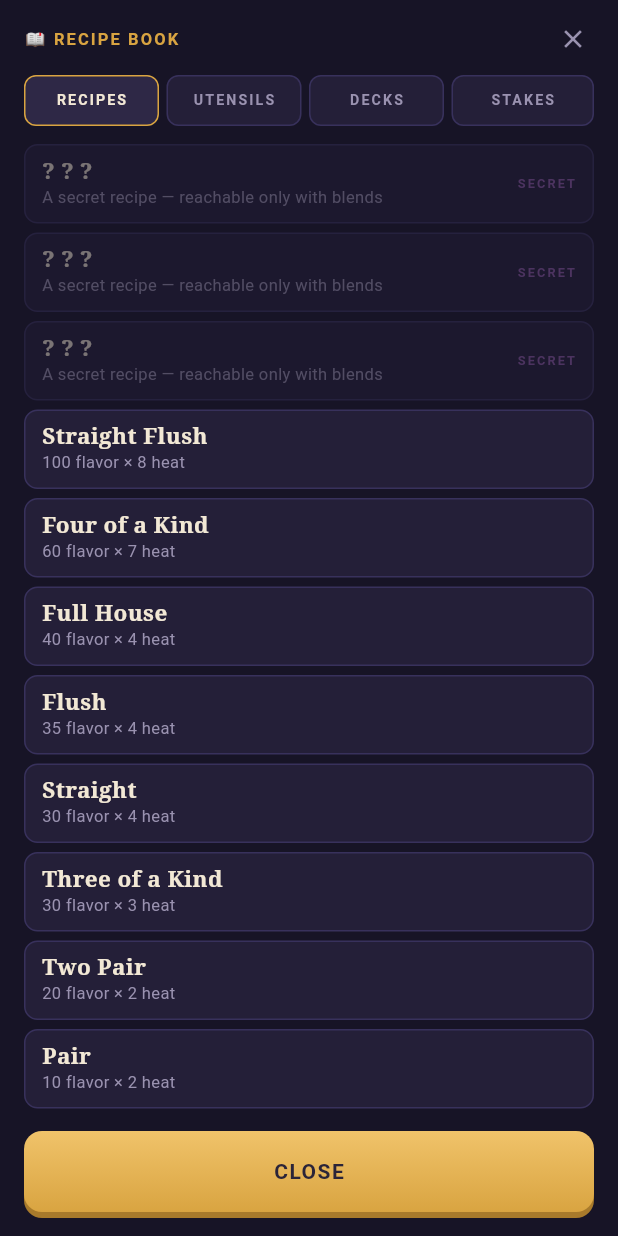
After one commit to 2yk/tadka, a Flutter app: the screen it shows after launch, after a tap on an icon or button, on a phone screen of 412 x 824 dp. The commit adds this screen. Run offline on Flutter 3.47's test engine with Material 3 defaults, Android fonts, the phone set to English and light mode, and no system bars; our stand-ins replace shared_preferences.

Commit message:
feat(mobile): add the Recipe Book — the collection made visible
Unlocks are the "one more run" engine and they were invisible: ~12 of 20 utensils start
locked, five decks and forty stake goals exist, and none of it was surfaced anywhere in the
app. A player had no way to know there was anything to chase.

Four sections — recipes (strongest first, so the ladder reads as something to climb),
utensils with rarity rings, decks, and the 5x8 stake grid. Locked entries render as dimmed
silhouettes rather than being omitted, because a visible gap is a goal and an absent one is
nothing.

Secret recipes stay masked as ??? until played once. They're only reachable through blend
manipulation, so naming them up front would hand over the discovery. That rule is asserted
in tests rather than trusted — it's a one-character mistake to invert.

Reachable from the start screen; returns to whichever screen opened it.

7 widget tests, including that a fresh profile never names an achievement-gated utensil even
after scrolling the whole list, and that unlocking one then surfaces it. The tests scroll the
lazy lists the way a player would, which is also why the first draft of them failed.

```diff
--- a/apps/mobile/lib/game_controller.dart
+++ b/apps/mobile/lib/game_controller.dart
@@ -12,7 +12,7 @@ import 'package:game_core/game_core.dart' as gc;
 import 'package:shared_preferences/shared_preferences.dart';
 
 /// Which screen the run is currently sitting on.
-enum Phase { start, service, bazaar, summary, victory }
+enum Phase { start, service, bazaar, summary, victory, recipeBook }
 
 /// Persists the meta-save through `shared_preferences`, keeping `game_core` Flutter-free.
 ///
@@ -243,6 +243,20 @@ class GameController extends ChangeNotifier {
     notifyListeners();
   }
 
+  /// Where to return to when the Recipe Book closes — it's reachable from more than one screen.
+  Phase _bookReturn = Phase.start;
+
+  void openRecipeBook() {
+    _bookReturn = phase;
+    phase = Phase.recipeBook;
+    notifyListeners();
+  }
+
+  void closeRecipeBook() {
+    phase = _bookReturn;
+    notifyListeners();
+  }
+
   void backToStart() {
     run = null;
     offers = null;
--- a/apps/mobile/lib/main.dart
+++ b/apps/mobile/lib/main.dart
@@ -10,6 +10,7 @@ import 'package:shared_preferences/shared_preferences.dart';
 
 import 'game_controller.dart';
 import 'screens/bazaar_screen.dart';
+import 'screens/recipe_book_screen.dart';
 import 'screens/service_screen.dart';
 import 'screens/start_screen.dart';
 import 'screens/summary_screen.dart';
@@ -79,6 +80,7 @@ class _GameRootState extends State<GameRoot> {
       Phase.start => StartScreen(controller: c),
       Phase.service => ServiceScreen(controller: c, particles: _particles, shake: _shake),
       Phase.bazaar => BazaarScreen(controller: c),
+      Phase.recipeBook => RecipeBookScreen(onClose: c.closeRecipeBook),
       Phase.summary || Phase.victory => SummaryScreen(controller: c),
     };
 
--- /dev/null
+++ b/apps/mobile/lib/screens/recipe_book_screen.dart
@@ -0,0 +1,295 @@
+/// The Recipe Book — the collection, made visible.
+///
+/// Unlocks are the "one more run" engine, and they're worthless if the player can't see
+/// what exists to chase. Locked items show as silhouettes rather than being hidden, because
+/// a visible gap is a goal and an absent one is nothing.
+///
+/// Secret recipes stay masked as ??? until played once — they're only reachable through blend
+/// manipulation, and spoiling them removes the discovery.
+library;
+
+import 'package:flutter/material.dart';
+import 'package:game_core/game_core.dart' as gc;
+
+import '../theme.dart';
+import '../widgets/buttons.dart';
+
+class RecipeBookScreen extends StatefulWidget {
+  const RecipeBookScreen({required this.onClose, super.key});
+
+  final VoidCallback onClose;
+
+  @override
+  State<RecipeBookScreen> createState() => _RecipeBookScreenState();
+}
+
+class _RecipeBookScreenState extends State<RecipeBookScreen> {
+  int _tab = 0;
+  static const _tabs = ['RECIPES', 'UTENSILS', 'DECKS', 'STAKES'];
+
+  @override
+  Widget build(BuildContext context) {
+    return SafeArea(
+      child: Padding(
+        padding: const EdgeInsets.fromLTRB(16, 12, 16, 12),
+        child: Column(
+          crossAxisAlignment: CrossAxisAlignment.stretch,
+          children: [
+            Row(
+              children: [
+                Text('📖 RECIPE BOOK', style: T.label.copyWith(color: T.brass)),
+                const Spacer(),
+                GestureDetector(
+                  onTap: widget.onClose,
+                  behavior: HitTestBehavior.opaque,
+                  child: const Padding(
+                    padding: EdgeInsets.all(4),
+                    child: Icon(Icons.close, size: 20, color: T.dim),
+                  ),
+                ),
+              ],
+            ),
+            const SizedBox(height: 10),
+            Row(
+              children: [
+                for (var i = 0; i < _tabs.length; i++)
+                  Expanded(
+                    child: Padding(
+                      padding: EdgeInsets.only(right: i == _tabs.length - 1 ? 0 : 5),
+                      child: GestureDetector(
+                        onTap: () => setState(() => _tab = i),
+                        behavior: HitTestBehavior.opaque,
+                        child: AnimatedContainer(
+                          duration: const Duration(milliseconds: 140),
+                          padding: const EdgeInsets.symmetric(vertical: 9),
+                          alignment: Alignment.center,
+                          decoration: BoxDecoration(
+                            color: _tab == i ? T.panel2 : T.panel,
+                            borderRadius: BorderRadius.circular(8),
+                            border: Border.all(color: _tab == i ? T.brass : T.line),
+                          ),
+                          child: Text(
+                            _tabs[i],
+                            style: T.label.copyWith(
+                              fontSize: 9.5,
+                              color: _tab == i ? T.ink : T.dim,
+                            ),
+                          ),
+                        ),
+                      ),
+                    ),
+                  ),
+              ],
+            ),
+            const SizedBox(height: 12),
+            Expanded(
+              child: switch (_tab) {
+                0 => const _Recipes(),
+                1 => const _Utensils(),
+                2 => const _Decks(),
+                _ => const _Stakes(),
+              },
+            ),
+            const SizedBox(height: 10),
+            PressableButton(
+              onTap: widget.onClose,
+              child: const Text('CLOSE',
+                  style: TextStyle(fontSize: 14, fontWeight: FontWeight.w700, letterSpacing: 1)),
+            ),
+          ],
+        ),
+      ),
+    );
+  }
+}
+
+class _Recipes extends StatelessWidget {
+  const _Recipes();
+
+  @override
+  Widget build(BuildContext context) {
+    final discovered = gc.profile.recipesDiscovered.toSet();
+    // strongest first — the ladder reads as something to climb
+    final order = gc.kPatternOrder.reversed.toList();
+    return ListView.builder(
+      padding: EdgeInsets.zero,
+      itemCount: order.length,
+      itemBuilder: (context, i) {
+        final p = order[i];
+        final secret = gc.kSecretPatterns.contains(p);
+        final known = discovered.contains(p) || !secret;
+        final base = gc.kRecipe[p]!;
+        return _Row(
+          title: known ? (gc.kGenericNames[p] ?? p) : '? ? ?',
+          subtitle: known
+              ? '${base.$1} flavor × ${base.$2} heat'
+              : 'A secret recipe — reachable only with blends',
+          locked: !known,
+          trailing: secret
+              ? Text('SECRET', style: T.label.copyWith(fontSize: 8.5, color: T.umami))
+              : null,
+        );
+      },
+    );
+  }
+}
+
+class _Utensils extends StatelessWidget {
+  const _Utensils();
+
+  @override
+  Widget build(BuildContext context) => ListView.builder(
+    padding: EdgeInsets.zero,
+    itemCount: gc.kUtensils.length,
+    itemBuilder: (context, i) {
+      final u = gc.kUtensils[i];
+      final unlocked = gc.isUnlocked('utensil', u.id);
+      return _Row(
+        title: unlocked ? u.name : '???',
+        subtitle: unlocked ? u.text : 'Locked — earn it by playing',
+        locked: !unlocked,
+        accent: T.rarityColor(u.rarity),
+        trailing: Text(
+          u.rarity.toUpperCase(),
+          style: T.label.copyWith(fontSize: 8.5, color: T.rarityColor(u.rarity)),
+        ),
+      );
+    },
+  );
+}
+
+class _Decks extends StatelessWidget {
+  const _Decks();
+
+  @override
+  Widget build(BuildContext context) {
+    final decks = gc.kDecks.where((d) => !d.reserved).toList();
+    return ListView.builder(
+      padding: EdgeInsets.zero,
+      itemCount: decks.length,
+      itemBuilder: (context, i) {
+        final d = decks[i];
+        final unlocked = gc.isUnlocked('deck', d.id);
+        return _Row(
+          title: unlocked ? d.name : '???',
+          subtitle: unlocked ? d.identity : 'Locked',
+          locked: !unlocked,
+        );
+      },
+    );
+  }
+}
+
+/// The Heat Ladder: 5 decks x 8 stakes = 40 goals, shown as a grid so the endgame is legible.
+class _Stakes extends StatelessWidget {
+  const _Stakes();
+
+  @override
+  Widget build(BuildContext context) {
+    final decks = gc.kDecks.where((d) => !d.reserved).toList();
+    return ListView(
+      padding: EdgeInsets.zero,
+      children: [
+        Text(
+          'Win a deck at stake N to unlock N+1 for that deck.',
+          style: T.bodyDim.copyWith(fontSize: 11.5),
+        ),
+        const SizedBox(height: 10),
+        for (final d in decks)
+          Padding(
+            padding: const EdgeInsets.only(bottom: 10),
+            child: Column(
+              crossAxisAlignment: CrossAxisAlignment.start,
+              children: [
+                Text(
+                  gc.isUnlocked('deck', d.id) ? d.name : '???',
+                  style: T.body.copyWith(
+                    fontSize: 13,
+                    fontWeight: FontWeight.w600,
+                    color: gc.isUnlocked('deck', d.id) ? T.ink : T.dim,
+                  ),
+                ),
+                const SizedBox(height: 5),
+                Row(
+                  children: [
+                    for (var s = 1; s <= 8; s++)
+                      Expanded(
+                        child: Padding(
+                          padding: EdgeInsets.only(right: s == 8 ? 0 : 4),
+                          child: Container(
+                            height: 26,
+                            alignment: Alignment.center,
+                            decoration: BoxDecoration(
+                              color: gc.maxStake(d.id) > s ? T.brass.withValues(alpha: 0.22) : T.panel,
+                              borderRadius: BorderRadius.circular(6),
+                              border: Border.all(
+                                color: gc.maxStake(d.id) > s
+                                    ? T.brass
+                                    : (gc.maxStake(d.id) == s ? T.dim : T.line),
+                              ),
+                            ),
+                            child: Text(
+                              gc.maxStake(d.id) > s ? '🌶️' : '$s',
+                              style: TextStyle(
+                                fontSize: 10,
+                                fontWeight: FontWeight.w700,
+                                color: gc.maxStake(d.id) >= s ? T.ink : T.dim.withValues(alpha: 0.5),
+                              ),
+                            ),
+                          ),
+                        ),
+                      ),
+                  ],
+                ),
+              ],
+            ),
+          ),
+      ],
+    );
+  }
+}
+
+class _Row extends StatelessWidget {
+  const _Row({
+    required this.title,
+    required this.subtitle,
+    required this.locked,
+    this.trailing,
+    this.accent,
+  });
+
+  final String title;
+  final String subtitle;
+  final bool locked;
+  final Widget? trailing;
+  final Color? accent;
+
+  @override
+  Widget build(BuildContext context) => Opacity(
+    opacity: locked ? 0.45 : 1,
+    child: Container(
+      margin: const EdgeInsets.only(bottom: 6),
+      padding: const EdgeInsets.symmetric(horizontal: 11, vertical: 9),
+      decoration: BoxDecoration(
+        color: T.panel,
+        borderRadius: BorderRadius.circular(9),
+        border: Border.all(color: locked ? T.line : (accent ?? T.line)),
+      ),
+      child: Row(
+        children: [
+          Expanded(
+            child: Column(
+              crossAxisAlignment: CrossAxisAlignment.start,
+              children: [
+                Text(title, style: T.dish(15)),
+                const SizedBox(height: 1),
+                Text(subtitle, style: T.bodyDim.copyWith(fontSize: 11)),
+              ],
+            ),
+          ),
+          if (trailing != null) ...[const SizedBox(width: 8), trailing!],
+        ],
+      ),
+    ),
+  );
+}
--- a/apps/mobile/lib/screens/start_screen.dart
+++ b/apps/mobile/lib/screens/start_screen.dart
@@ -110,7 +110,22 @@ class _StartScreenState extends State<StartScreen> {
               );
             }),
 
-            const SizedBox(height: 26),
+            const SizedBox(height: 22),
+            GestureDetector(
+              onTap: c.openRecipeBook,
+              behavior: HitTestBehavior.opaque,
+              child: Container(
+                padding: const EdgeInsets.symmetric(vertical: 11),
+                alignment: Alignment.center,
+                decoration: BoxDecoration(
+                  color: T.panel,
+                  borderRadius: BorderRadius.circular(9),
+                  border: Border.all(color: T.line),
+                ),
+                child: Text('📖  RECIPE BOOK', style: T.label.copyWith(color: T.ink)),
+              ),
+            ),
+            const SizedBox(height: 12),
             PressableButton(
               height: 60,
               onTap: () => c.startRun(randomSeed()),
```
Also changed, not shown: 1 other file.
